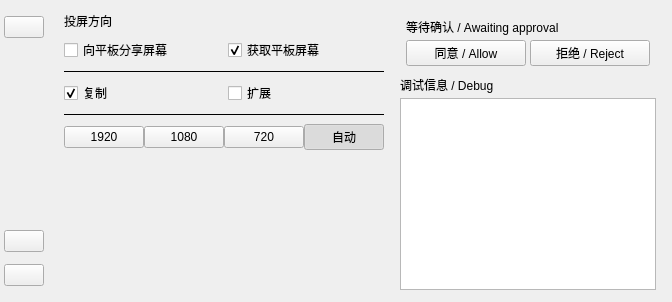
Before: the Qt Designer form Fukaros/ui/forms/mainwindow.ui in HuTaoUnknow/Fukaros-Furina, drawn with Qt 5.
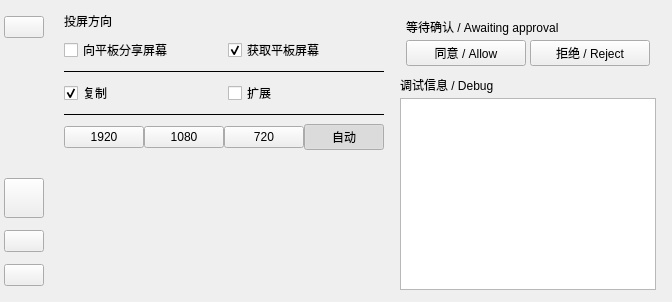
After: the same form once the commit is applied. Icons and pictures are not drawn.

Patch:
```diff
--- a/Fukaros/ui/forms/mainwindow.ui
+++ b/Fukaros/ui/forms/mainwindow.ui
@@ -84,6 +84,16 @@
          </property>
         </spacer>
        </item>
+       <item>
+        <widget class="QPushButton" name="collapse">
+         <property name="minimumSize"><size><width>40</width><height>40</height></size></property>
+         <property name="maximumSize"><size><width>40</width><height>40</height></size></property>
+         <property name="text"><string /></property>
+         <property name="toolTip"><string>收起投屏方向和调试信息</string></property>
+         <property name="accessibleName"><string>收起投屏方向和调试信息</string></property>
+         <property name="checkable"><bool>true</bool></property>
+        </widget>
+       </item>
        <item>
         <widget class="QPushButton" name="settings">
          <property name="text">
```
Left out of the diff: 2 changed lines with no effect on the pictures.
